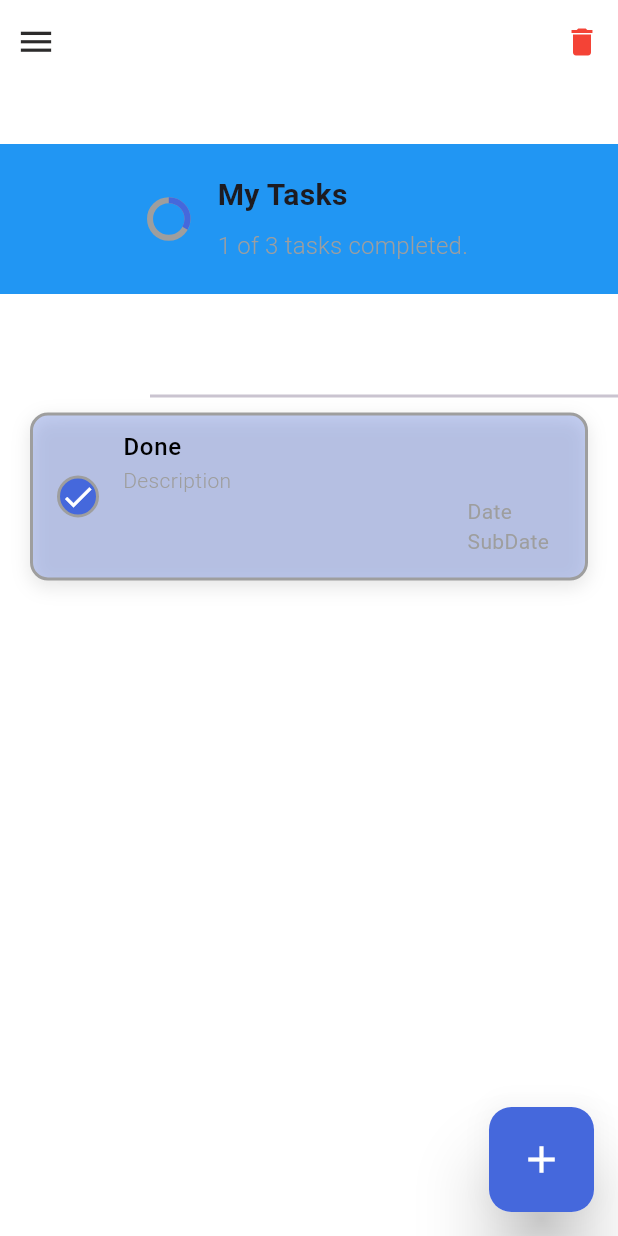
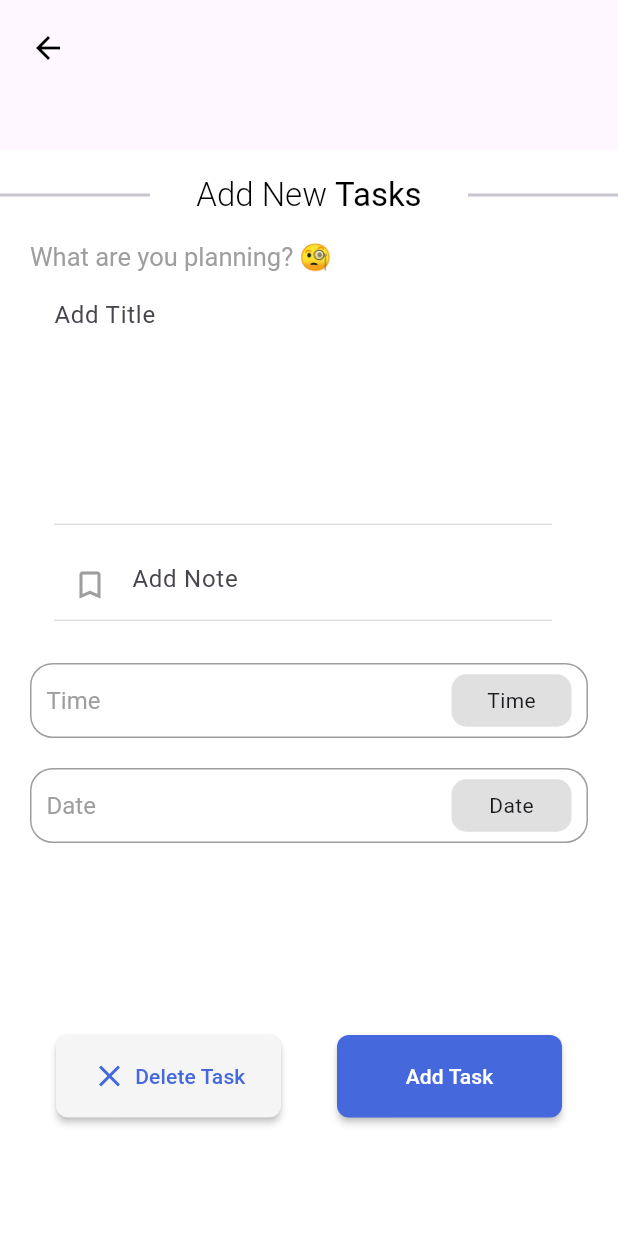
Before and after one commit to akashverma55/Flutter_ToDoApp, a Flutter app: the screen it shows after launch, after a tap on the "add" icon, on a phone screen of 412 x 824 dp. Run offline on Flutter 3.47's test engine with Material 3 defaults, Android fonts, the phone set to English and light mode, and no system bars; drawn by our look-alikes of flutter_slider_drawer; our stand-ins replace animate_do, lottie; missing offline and left inert: flutter_cupertino_date_picker_fork.

Commit message:
Created Adding and Updating and Deleting Task

```diff
--- a/lib/Utils/string.dart
+++ b/lib/Utils/string.dart
@@ -2,10 +2,10 @@ class AppStrings{
   static const String maintitle = "My Tasks";
   static const String deletedTask = "This task was deleted";
   static const String doneAllTask = "You Have Done All Tasks🎊";
-  static const String addNewTask = "Add New";
+  static const String addNewTask = "Add New ";
   static const String updateCurrentTask = "Update";
   static const String taskString = "Tasks";
-  static const String titleofTitleTextField = "What are you planning";
+  static const String titleofTitleTextField = "What are you planning? 🧐";
   static const String addNote = "Add Note";
   static const String timeString = "Time";
   static const String dateString = "Date";
--- a/lib/Views/Home/home_view.dart
+++ b/lib/Views/Home/home_view.dart
@@ -1,12 +1,12 @@
 import 'package:flutter_slider_drawer/flutter_slider_drawer.dart';
-import 'Components/slider_drawer.dart';
+import '../Tasks/Components/slider_drawer.dart';
 import 'package:lottie/lottie.dart';
 import 'package:todolist/Utils/color.dart';
-import 'Components/fab.dart';
+import '../Tasks/Components/fab.dart';
 import 'package:flutter/material.dart';
 import '../../Utils/string.dart';
-import 'Widget/task_widget.dart';
 import 'package:animate_do/animate_do.dart';
+import '../Tasks/widget/task_widget.dart';
 
 class HomeView extends StatefulWidget {
   const HomeView({super.key});
--- /dev/null
+++ b/lib/Views/Tasks/Components/datetime.dart
@@ -0,0 +1,48 @@
+import 'package:flutter/material.dart';
+
+class DateTimeSelection extends StatelessWidget {
+  const DateTimeSelection({super.key, required this.onTap,required this.title});
+
+  final VoidCallback onTap;
+  final String title;
+  @override
+  Widget build(BuildContext context) {
+    var textTheme = Theme.of(context).textTheme;
+    return GestureDetector(
+      onTap: onTap,
+      child: Container(
+        width: double.infinity,
+        margin: EdgeInsets.fromLTRB(20,20,20,0),
+        height: 50,
+        decoration: BoxDecoration(
+          color: Colors.white,
+          border: Border.all(color: Colors.grey),
+          borderRadius: BorderRadius.circular(15),
+        ),
+        child: Row(
+          mainAxisAlignment: MainAxisAlignment.spaceBetween,
+          children: [
+            Padding(
+              padding: EdgeInsets.all(10),
+              child: Text(
+                title,
+                style: textTheme.headlineSmall,
+              ),
+            ),
+
+            Container(
+              width: 80,
+              height: 35,
+              margin: const EdgeInsets.symmetric(horizontal: 10),
+              decoration: BoxDecoration(
+                color: Colors.grey.shade300,
+                borderRadius: BorderRadius.circular(10),
+              ),
+              child: Center(child: Text(title)),
+            ),
+          ],
+        ),
+      ),
+    );
+  }
+}
--- a/lib/Views/Home/Components/fab.dart
+++ b/lib/Views/Tasks/Components/fab.dart
@@ -1,5 +1,7 @@
 import 'package:flutter/material.dart';
 import '../../../Utils/color.dart';
+import 'dart:developer';
+import '../task_view.dart';
 
 class Fab extends StatelessWidget {
   const Fab({super.key});
@@ -8,7 +10,8 @@ class Fab extends StatelessWidget {
   Widget build(BuildContext context) {
     return GestureDetector(
         onTap: (){
-          ///
+          Navigator.push(context, MaterialPageRoute(builder: (context)=> TaskView()));
+          log('Add Task');
         },
         child: Material(
           borderRadius: BorderRadius.circular(15),
--- /dev/null
+++ b/lib/Views/Tasks/Components/rep_text.dart
@@ -0,0 +1,55 @@
+import 'package:flutter/material.dart';
+import '../../../Utils/string.dart';
+
+class RepTextField extends StatelessWidget {
+  const RepTextField({
+    super.key,
+    required this.controller,
+    this.isForDescription=false,
+  });
+
+  final TextEditingController controller;
+  final bool isForDescription;
+
+  @override
+  Widget build(BuildContext context) {
+    return Container(
+      width: double.infinity,
+      margin: const EdgeInsets.symmetric(horizontal: 20),
+      child: ListTile(
+        title: TextFormField(
+          controller: controller,
+          maxLines: !isForDescription ? 6:null,
+          cursorHeight: !isForDescription ? 60:null,
+          style:const TextStyle(color: Colors.black),
+          decoration: InputDecoration(
+            border: isForDescription ? InputBorder.none:null,
+            counter: Container(),
+            hintText: isForDescription? AppStrings.addNote: "Add Title",
+            prefixIcon: isForDescription
+            ? const Icon(
+              Icons.bookmark_border,
+              color: Colors.grey,
+            ):null,
+            enabledBorder: UnderlineInputBorder(
+              borderSide: BorderSide(
+                color: Colors.grey.shade300
+              ),
+            ),
+            focusedBorder: UnderlineInputBorder(
+              borderSide: BorderSide(
+                color: Colors.grey.shade300
+              ),
+            ),
+          ),
+          onFieldSubmitted: (value){
+
+          },
+          onChanged: (value){
+
+          },
+        ),
+      ),
+    );
+  }
+}
--- /dev/null
+++ b/lib/Views/Tasks/task_view.dart
@@ -0,0 +1,197 @@
+import 'dart:developer';
+import 'package:flutter/material.dart';
+import 'package:flutter_cupertino_date_picker_fork/flutter_cupertino_date_picker_fork.dart';
+import 'package:todolist/Utils/color.dart';
+import 'package:todolist/Utils/string.dart';
+import 'package:todolist/Views/Tasks/widget/task_view_appbar.dart';
+import 'Components/rep_text.dart';
+import 'Components/datetime.dart';
+
+
+class TaskView extends StatefulWidget {
+  const TaskView({super.key});
+
+  @override
+  State<TaskView> createState() => _TaskViewState();
+}
+
+class _TaskViewState extends State<TaskView> {
+  final TextEditingController _titleController = TextEditingController();
+  final TextEditingController _descriptionController = TextEditingController();
+  @override
+  Widget build(BuildContext context) {
+    var textTheme = Theme.of(context).textTheme;
+    return Scaffold(
+      ///Task View AppBar
+      appBar: TaskViewAppbar(),
+
+      ///Body of the task view
+      body: Container(
+        width: double.infinity,
+        height: double.infinity,
+        color: Colors.white,
+        child: SingleChildScrollView(
+          child: Column(
+            children: [
+              ///Top side texts
+              _buildTopSideTexts(textTheme),
+
+
+              ///
+              _buildMainTaskViewActivity(textTheme, context),
+
+
+              ////Bottom Side button
+              buildBottomButtons()
+            ],
+          ),
+        ),
+      ),
+    );
+  }
+
+  Widget buildBottomButtons() {
+    return Padding(
+              padding:EdgeInsets.only(bottom:20),
+              child: Row(
+                mainAxisAlignment: MainAxisAlignment.spaceEvenly,
+                children: [
+                  ////Delete current task button
+                  MaterialButton(
+                    onPressed: (){
+                      log("Delete current task from database");
+                    },
+                    color: Colors.grey.shade100,
+                    shape: RoundedRectangleBorder(borderRadius: BorderRadius.circular(8)),
+                    minWidth: 150,
+                    height: 55,
+                    child: Row(
+                      children: [
+                        Icon(Icons.close, color: AppColors.primaryColor),
+                        SizedBox(width:5),
+                        const Text(
+                          AppStrings.deleteTask,
+                          style: TextStyle(color: AppColors.primaryColor),
+                        ),
+                      ],
+                    ),
+                  ),
+
+                  ///Add or Update Button
+                  MaterialButton(
+                    onPressed: (){
+                      log("Added new task to database");
+                    },
+                    color: AppColors.primaryColor,
+                    shape: RoundedRectangleBorder(borderRadius: BorderRadius.circular(8)),
+                    height: 55,
+                    minWidth: 150,
+                    child: const Text(
+                      AppStrings.addTaskString,
+                      style: TextStyle(color: Colors.white)
+                    )
+                  )
+                ]
+              )
+            );
+  }
+
+  Widget _buildMainTaskViewActivity(TextTheme textTheme, BuildContext context) {
+    return SizedBox(
+              height: 530,
+              width: double.infinity,
+              child: Column(
+                crossAxisAlignment: CrossAxisAlignment.start,
+                children: [
+                  Padding(
+                    padding: EdgeInsets.only(left: 20),
+                    child: Text(
+                      AppStrings.titleofTitleTextField,
+                      style: textTheme.headlineMedium,
+                    ),
+                  ),
+
+                  //// Title TextField
+                  RepTextField(
+                    controller: _titleController
+                  ),
+
+
+                  ////Description TextField
+                  RepTextField(
+                    controller: _descriptionController,
+                    isForDescription: true,
+                  ),
+
+                  ////Time Selection
+                  DateTimeSelection(
+                    onTap: () {
+                      showModalBottomSheet(
+                        context: context,
+                        builder: (_) => SizedBox(
+                          height: 254,
+                          child: TimePickerWidget(
+                            onChange: (_, __) {},
+                            dateFormat: 'HH:mm',
+                            onConfirm: (dateTime, _) {
+                              ///dateTime is a DateTime object
+                              print(dateTime);
+                            },
+                          ),
+                        ),
+                      );
+                    },
+                    title: AppStrings.timeString,
+                  ),
+
+
+                  ////Date Selection
+                  DateTimeSelection(
+                    onTap: () {
+                      DatePicker.showDatePicker(
+                        context,
+                        maxDateTime: DateTime(2030,4,5),
+                        minDateTime: DateTime.now(),
+                        initialDateTime: DateTime.now(),
+                        onConfirm: (dateTime,_){
+                          print(dateTime);
+                        }
+                      );
+                    },
+                    title: AppStrings.dateString,
+                  ),
+                ],
+              ),
+            );
+  }
+
+  Widget _buildTopSideTexts(TextTheme textTheme) {
+    return GestureDetector(
+      onTap: () => FocusManager.instance.primaryFocus!.unfocus(),
+      child: SizedBox(
+        width: double.infinity,
+        height: 60,
+        child: Row(
+          mainAxisAlignment: MainAxisAlignment.spaceBetween,
+          crossAxisAlignment: CrossAxisAlignment.center,
+          children: [
+            const SizedBox(width: 100, child: Divider(thickness: 2)),
+            RichText(
+              text: TextSpan(
+                text: AppStrings.addNewTask,
+                style: textTheme.titleLarge,
+                children: [
+                  TextSpan(
+                    text: AppStrings.taskString,
+                    style: TextStyle(fontWeight: FontWeight.w400),
+                  ),
+                ],
+              ),
+            ),
+            const SizedBox(width: 100, child: Divider(thickness: 2)),
+          ],
+        ),
+      ),
+    );
+  }
+}
--- /dev/null
+++ b/lib/Views/Tasks/widget/task_view_appbar.dart
@@ -0,0 +1,34 @@
+import 'package:flutter/material.dart';
+
+class TaskViewAppbar extends StatelessWidget implements PreferredSizeWidget{
+  const TaskViewAppbar({super.key});
+  @override
+  Size get preferredSize => Size.fromHeight(150);
+  @override
+  Widget build(BuildContext context) {
+    return SizedBox(
+      width: double.infinity,
+      height: 100,
+      child:Padding(
+        padding: const EdgeInsets.only(left:20),
+        child: Row(
+          mainAxisAlignment: MainAxisAlignment.start,
+          crossAxisAlignment: CrossAxisAlignment.start,
+          children: [
+            Padding(
+              padding:const EdgeInsets.only(top:20),
+              child: GestureDetector(
+                onTap: (){
+                  Navigator.pop(context);
+                },
+                child: Icon(Icons.arrow_back, color: Colors.black)
+              ),
+            ),
+          ],
+        ),
+      )
+    );
+  }
+
+
+}
--- a/lib/main.dart
+++ b/lib/main.dart
@@ -1,5 +1,6 @@
 import 'package:flutter/material.dart';
 import 'package:todolist/Views/Home/home_view.dart';
+import 'package:todolist/Views/Tasks/task_view.dart';
 
 // it is used to run flutter project but before that it will load all the data.
 Future<void> main() async{
```
Also changed, not shown: lib/Views/Tasks/Components/slider_drawer.dart (renamed from lib/Views/Home/Components/slider_drawer.dart), lib/Views/Tasks/widget/task_widget.dart (renamed from lib/Views/Home/widget/task_widget.dart).
